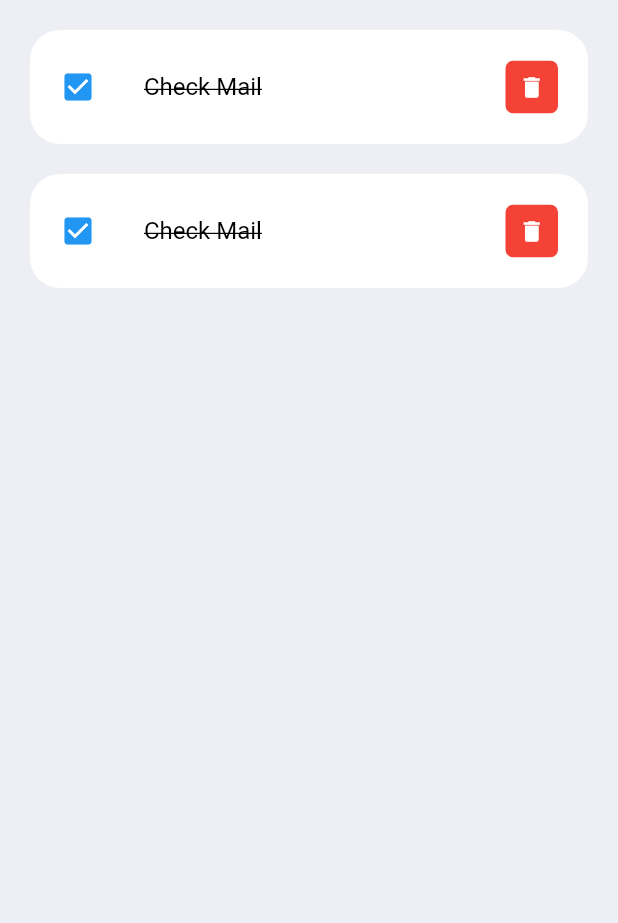
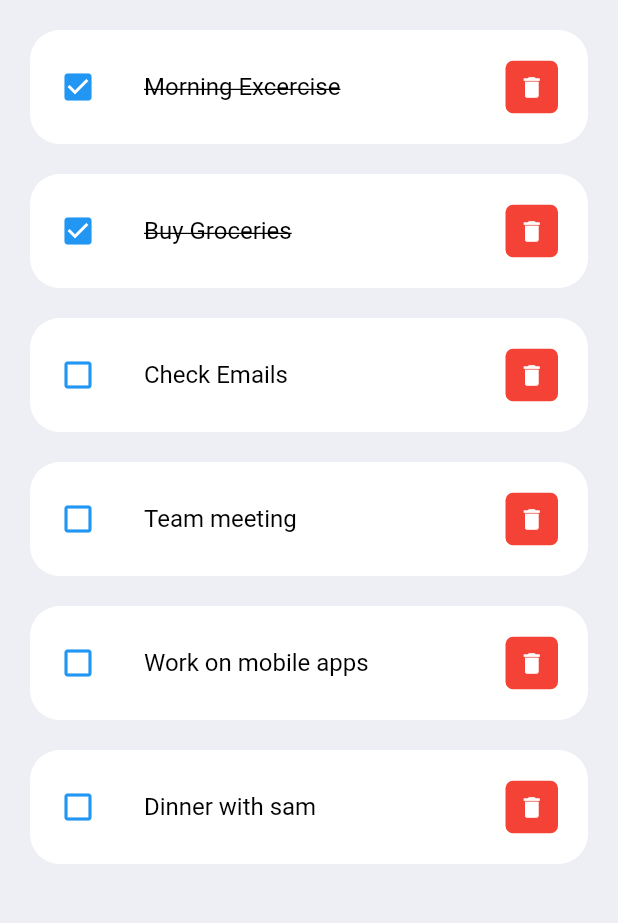
Before and after one commit to 7beat/Flutter, a Flutter app: the screen it shows after launch, on a phone screen of 412 x 824 dp, the part 306-1229 px from its top. Run offline on Flutter 3.47's test engine with Material 2 defaults, Android fonts, the phone set to English and light mode, and no system bars.

Commit message:
Added todo class

```diff
--- a/lib/model/todo.dart
+++ b/lib/model/todo.dart
@@ -0,0 +1,24 @@
+class ToDo{
+  String? id;
+  String? todoText;
+  bool isDone;
+
+  ToDo({
+    required this.id,
+    required this.todoText,
+    this.isDone = false,
+});
+
+  static List<ToDo> todoList(){
+    return [
+      ToDo(id: '01', todoText: 'Morning Excercise', isDone: true),
+      ToDo(id: '02', todoText: 'Buy Groceries', isDone: true),
+      ToDo(id: '03', todoText: 'Check Emails', ),
+      ToDo(id: '04', todoText: 'Team meeting', ),
+      ToDo(id: '05', todoText: 'Work on mobile apps', ),
+      ToDo(id: '06', todoText: 'Dinner with sam', ),
+      //
+      //
+    ];
+  }
+}
--- a/lib/screens/home.dart
+++ b/lib/screens/home.dart
@@ -1,9 +1,12 @@
 import 'package:flutter/material.dart';
 import 'package:untitled/constants/colors.dart';
 import 'package:untitled/widgets/todo_item.dart';
+import 'package:untitled/model/todo.dart';
 
 class Home extends StatelessWidget {
-  const Home({Key? key}) : super(key: key);
+ Home({Key? key}) : super(key: key);
+
+  final todosList = ToDo.todoList();
 
   @override
   Widget build(BuildContext context) {
@@ -31,8 +34,9 @@ class Home extends StatelessWidget {
                         ),
                       ),
                     ),
-                    ToDoItem(),
-                    ToDoItem(),
+
+                    for( ToDo todoo in todosList)
+                    ToDoItem(todo: todoo,),
                   ],
                 )
             )
--- a/lib/widgets/todo_item.dart
+++ b/lib/widgets/todo_item.dart
@@ -1,7 +1,10 @@
 import 'package:flutter/material.dart';
 
+import '../model/todo.dart';
+
 class ToDoItem extends StatelessWidget {
-  const ToDoItem({Key? key}) : super(key: key);
+  final ToDo todo;
+  const ToDoItem({Key? key, required this.todo}) : super(key: key);
 
   @override
   Widget build(BuildContext context) {
@@ -16,11 +19,15 @@ class ToDoItem extends StatelessWidget {
         ),
         contentPadding: EdgeInsets.symmetric(horizontal: 20, vertical: 10),
         tileColor: Colors.white,
-        leading: Icon(Icons.check_box, color: Colors.blue,),
-        title: Text('Check Mail', style: TextStyle(
+        leading: Icon(
+          todo.isDone ? Icons.check_box : Icons.check_box_outline_blank,
+          color: Colors.blue,),
+        title: Text(
+            todo.todoText!,
+            style: TextStyle(
             fontSize: 16,
             color: Colors.black,
-            decoration: TextDecoration.lineThrough,
+            decoration: todo.isDone? TextDecoration.lineThrough : null,
         ),
         ),
         trailing: Container(
```
